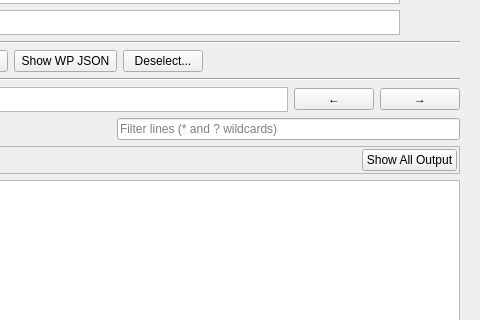
This is yellowdog_cli/commander/commander.ui in yellowdog/yellowdog-cli as Qt 5 draws it before an edit; both pictures show x 622 to 1102 and y 103 to 423 of the 1102 by 776 pixel window. The edited form follows.
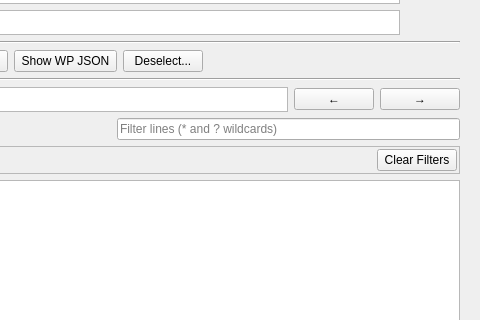
This is the edited form.

Commit message:
Commander: Show All Output renamed Clear Filters
On the output window's filter bar and in its right-click menu; Esc does
the same as before. The constant, method and widget renamed to match
(CLEAR_FILTERS, _clear_filters(), output_filter_clear).

```diff
--- a/yellowdog_cli/commander/commander.ui
+++ b/yellowdog_cli/commander/commander.ui
@@ -1256,7 +1256,7 @@
             <string>Show all the output again, lifting both filters (Esc)</string>
            </property>
            <property name="text">
-            <string>Show All Output</string>
+            <string>Clear Filters</string>
            </property>
           </widget>
          </item>
```
Left out of the diff: 4 changed lines with no effect on the pictures. The commit also changes 9 other files.
